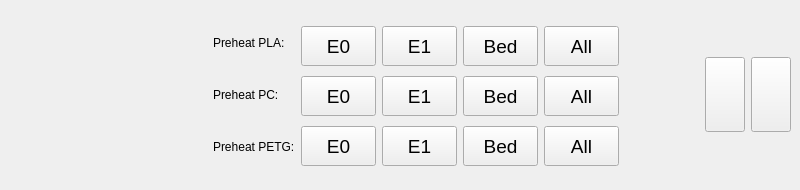
Old version of the form ClientApp/qt/notactiveprintwidget.ui in the repository re3Dprinting/touchscreen.
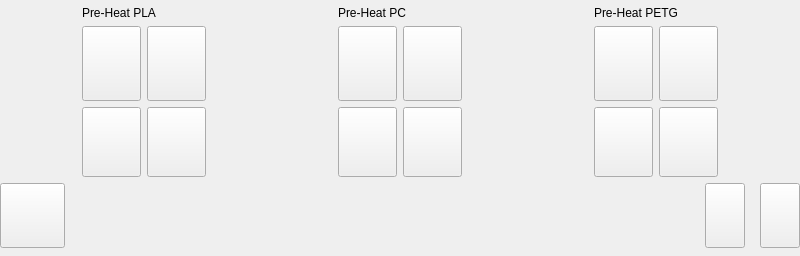
New version of the form. Icons and pictures are not drawn.

```diff
--- a/ClientApp/qt/notactiveprintwidget.ui
+++ b/ClientApp/qt/notactiveprintwidget.ui
@@ -7,7 +7,7 @@
     <x>0</x>
     <y>0</y>
     <width>800</width>
-    <height>190</height>
+    <height>256</height>
    </rect>
   </property>
   <property name="maximumSize">
@@ -19,133 +19,68 @@
   <property name="windowTitle">
    <string>TemperatureWindow</string>
   </property>
-  <layout class="QHBoxLayout" name="horizontalLayout_5">
+  <layout class="QVBoxLayout" name="verticalLayout_4">
+   <property name="spacing">
+    <number>0</number>
+   </property>
+   <property name="leftMargin">
+    <number>0</number>
+   </property>
+   <property name="topMargin">
+    <number>0</number>
+   </property>
    <property name="rightMargin">
     <number>0</number>
    </property>
-   <item>
-    <widget class="QFrame" name="frame_2">
-     <property name="frameShape">
-      <enum>QFrame::NoFrame</enum>
-     </property>
-     <property name="frameShadow">
-      <enum>QFrame::Raised</enum>
-     </property>
-     <property name="lineWidth">
+   <property name="bottomMargin">
       <number>0</number>
      </property>
-     <layout class="QHBoxLayout" name="horizontalLayout_4">
       <item>
-       <spacer name="horizontalSpacer">
-        <property name="orientation">
-         <enum>Qt::Horizontal</enum>
-        </property>
-        <property name="sizeHint" stdset="0">
-         <size>
-          <width>40</width>
-          <height>20</height>
-         </size>
-        </property>
-       </spacer>
-      </item>
-      <item>
-       <layout class="QVBoxLayout" name="verticalLayout_2">
-        <item>
-         <widget class="QLabel" name="PreheatPLA">
-          <property name="sizePolicy">
-           <sizepolicy hsizetype="Maximum" vsizetype="Preferred">
-            <horstretch>0</horstretch>
-            <verstretch>0</verstretch>
-           </sizepolicy>
-          </property>
-          <property name="text">
-           <string>Preheat PLA:</string>
-          </property>
-          <property name="alignment">
-           <set>Qt::AlignLeading|Qt::AlignLeft|Qt::AlignVCenter</set>
-          </property>
-         </widget>
-        </item>
-        <item>
-         <widget class="QLabel" name="PreheatPC">
-          <property name="sizePolicy">
-           <sizepolicy hsizetype="Maximum" vsizetype="Preferred">
-            <horstretch>0</horstretch>
-            <verstretch>0</verstretch>
-           </sizepolicy>
-          </property>
-          <property name="text">
-           <string>Preheat PC:</string>
-          </property>
-         </widget>
-        </item>
-        <item>
-         <widget class="QLabel" name="PreheatPETG">
-          <property name="sizePolicy">
-           <sizepolicy hsizetype="Maximum" vsizetype="Preferred">
-            <horstretch>0</horstretch>
-            <verstretch>0</verstretch>
-           </sizepolicy>
-          </property>
-          <property name="text">
-           <string>Preheat PETG:</string>
-          </property>
-          <property name="alignment">
-           <set>Qt::AlignLeading|Qt::AlignLeft|Qt::AlignVCenter</set>
-          </property>
-         </widget>
-        </item>
-       </layout>
-      </item>
+    <layout class="QHBoxLayout" name="horizontalLayout_2">
       <item>
        <layout class="QVBoxLayout" name="verticalLayout">
-        <item>
-         <layout class="QHBoxLayout" name="horizontalLayout">
-          <item>
-           <widget class="QPushButton" name="w_pushbutton_m0_extruder0">
-            <property name="minimumSize">
-             <size>
-              <width>70</width>
-              <height>40</height>
-             </size>
-            </property>
-            <property name="maximumSize">
-             <size>
-              <width>75</width>
-              <height>35</height>
-             </size>
-            </property>
-            <property name="font">
-             <font>
-              <pointsize>14</pointsize>
-             </font>
-            </property>
-            <property name="toolTip">
-             <string notr="true"/>
+       <property name="spacing">
+        <number>6</number>
+       </property>
+       <item>
+        <widget class="QLabel" name="PreheatPLA">
+         <property name="sizePolicy">
+          <sizepolicy hsizetype="Minimum" vsizetype="Maximum">
+           <horstretch>0</horstretch>
+           <verstretch>0</verstretch>
+          </sizepolicy>
             </property>
             <property name="text">
-             <string>E0</string>
+          <string>Pre-Heat PLA</string>
+         </property>
+         <property name="alignment">
+          <set>Qt::AlignLeading|Qt::AlignLeft|Qt::AlignVCenter</set>
             </property>
            </widget>
           </item>
           <item>
+        <layout class="QGridLayout" name="gridLayout">
+         <property name="spacing">
+          <number>6</number>
+         </property>
+         <item row="0" column="1">
            <widget class="QPushButton" name="w_pushbutton_m0_extruder1">
             <property name="sizePolicy">
-             <sizepolicy hsizetype="Fixed" vsizetype="Fixed">
+            <sizepolicy hsizetype="Maximum" vsizetype="Maximum">
               <horstretch>0</horstretch>
               <verstretch>0</verstretch>
              </sizepolicy>
             </property>
             <property name="minimumSize">
              <size>
-              <width>70</width>
-              <height>40</height>
+             <width>0</width>
+             <height>75</height>
              </size>
             </property>
             <property name="maximumSize">
              <size>
-              <width>75</width>
-              <height>35</height>
+             <width>16777215</width>
+             <height>16777215</height>
              </size>
             </property>
             <property name="font">
@@ -157,28 +92,38 @@
              <string notr="true"/>
             </property>
             <property name="text">
-             <string>E1</string>
+            <string/>
+           </property>
+           <property name="icon">
+            <iconset resource="img.qrc">
+             <normaloff>:/img/img/Extruder_2.png</normaloff>:/img/img/Extruder_2.png</iconset>
+           </property>
+           <property name="iconSize">
+            <size>
+             <width>59</width>
+             <height>59</height>
+            </size>
             </property>
            </widget>
           </item>
-          <item>
+         <item row="1" column="0">
            <widget class="QPushButton" name="w_pushbutton_m0_bed">
             <property name="sizePolicy">
-             <sizepolicy hsizetype="Fixed" vsizetype="Fixed">
+            <sizepolicy hsizetype="Maximum" vsizetype="Maximum">
               <horstretch>0</horstretch>
               <verstretch>0</verstretch>
              </sizepolicy>
             </property>
             <property name="minimumSize">
              <size>
-              <width>70</width>
-              <height>40</height>
+             <width>0</width>
+             <height>70</height>
              </size>
             </property>
             <property name="maximumSize">
              <size>
-              <width>75</width>
-              <height>35</height>
+             <width>16777215</width>
+             <height>16777215</height>
              </size>
             </property>
             <property name="font">
@@ -190,28 +135,38 @@
              <string notr="true"/>
             </property>
             <property name="text">
-             <string>Bed</string>
+            <string/>
+           </property>
+           <property name="icon">
+            <iconset resource="img.qrc">
+             <normaloff>:/img/img/Heated_Bed.png</normaloff>:/img/img/Heated_Bed.png</iconset>
+           </property>
+           <property name="iconSize">
+            <size>
+             <width>59</width>
+             <height>59</height>
+            </size>
             </property>
            </widget>
           </item>
-          <item>
+         <item row="1" column="1">
            <widget class="QPushButton" name="w_pushbutton_m0_all">
             <property name="sizePolicy">
-             <sizepolicy hsizetype="Fixed" vsizetype="Fixed">
+            <sizepolicy hsizetype="Maximum" vsizetype="Maximum">
               <horstretch>0</horstretch>
               <verstretch>0</verstretch>
              </sizepolicy>
             </property>
             <property name="minimumSize">
              <size>
-              <width>70</width>
-              <height>40</height>
+             <width>0</width>
+             <height>70</height>
              </size>
             </property>
             <property name="maximumSize">
              <size>
-              <width>75</width>
-              <height>35</height>
+             <width>16777215</width>
+             <height>16777215</height>
              </size>
             </property>
             <property name="font">
@@ -223,26 +178,124 @@
              <string notr="true"/>
             </property>
             <property name="text">
-             <string>All</string>
-            </property>
-           </widget>
-          </item>
-         </layout>
-        </item>
+            <string/>
+           </property>
+           <property name="icon">
+            <iconset resource="img.qrc">
+             <normaloff>:/img/img/Extruder_with_Bed.png</normaloff>:/img/img/Extruder_with_Bed.png</iconset>
+           </property>
+           <property name="iconSize">
+            <size>
+             <width>59</width>
+             <height>59</height>
+            </size>
+           </property>
+          </widget>
+         </item>
+         <item row="0" column="0">
+          <widget class="QPushButton" name="w_pushbutton_m0_extruder0">
+           <property name="sizePolicy">
+            <sizepolicy hsizetype="Maximum" vsizetype="Maximum">
+             <horstretch>0</horstretch>
+             <verstretch>0</verstretch>
+            </sizepolicy>
+           </property>
+           <property name="minimumSize">
+            <size>
+             <width>0</width>
+             <height>75</height>
+            </size>
+           </property>
+           <property name="maximumSize">
+            <size>
+             <width>16777215</width>
+             <height>16777215</height>
+            </size>
+           </property>
+           <property name="font">
+            <font>
+             <pointsize>14</pointsize>
+            </font>
+           </property>
+           <property name="toolTip">
+            <string notr="true"/>
+           </property>
+           <property name="text">
+            <string/>
+           </property>
+           <property name="icon">
+            <iconset resource="img.qrc">
+             <normaloff>:/img/img/Extruder_1.png</normaloff>:/img/img/Extruder_1.png</iconset>
+           </property>
+           <property name="iconSize">
+            <size>
+             <width>59</width>
+             <height>59</height>
+            </size>
+           </property>
+          </widget>
+         </item>
+        </layout>
+       </item>
+      </layout>
+     </item>
         <item>
-         <layout class="QHBoxLayout" name="horizontalLayout_2">
+      <spacer name="horizontalSpacer_2">
+       <property name="orientation">
+        <enum>Qt::Horizontal</enum>
+       </property>
+       <property name="sizeType">
+        <enum>QSizePolicy::Maximum</enum>
+       </property>
+       <property name="sizeHint" stdset="0">
+        <size>
+         <width>50</width>
+         <height>20</height>
+        </size>
+       </property>
+      </spacer>
+     </item>
           <item>
+      <layout class="QVBoxLayout" name="verticalLayout_2">
+       <property name="spacing">
+        <number>6</number>
+       </property>
+       <item>
+        <widget class="QLabel" name="PreheatPC">
+         <property name="sizePolicy">
+          <sizepolicy hsizetype="Minimum" vsizetype="Maximum">
+           <horstretch>0</horstretch>
+           <verstretch>0</verstretch>
+          </sizepolicy>
+         </property>
+         <property name="text">
+          <string>Pre-Heat PC</string>
+         </property>
+        </widget>
+       </item>
+       <item>
+        <layout class="QGridLayout" name="gridLayout_2">
+         <property name="spacing">
+          <number>6</number>
+         </property>
+         <item row="0" column="0">
            <widget class="QPushButton" name="w_pushbutton_m1_extruder0">
+           <property name="sizePolicy">
+            <sizepolicy hsizetype="Maximum" vsizetype="Maximum">
+             <horstretch>0</horstretch>
+             <verstretch>0</verstretch>
+            </sizepolicy>
+           </property>
             <property name="minimumSize">
              <size>
-              <width>70</width>
-              <height>40</height>
+             <width>0</width>
+             <height>75</height>
              </size>
             </property>
             <property name="maximumSize">
              <size>
-              <width>75</width>
-              <height>35</height>
+             <width>16777215</width>
+             <height>16777215</height>
              </size>
             </property>
             <property name="font">
@@ -254,28 +307,38 @@
              <string notr="true"/>
             </property>
             <property name="text">
-             <string>E0</string>
+            <string/>
+           </property>
+           <property name="icon">
+            <iconset resource="img.qrc">
+             <normaloff>:/img/img/Extruder_1.png</normaloff>:/img/img/Extruder_1.png</iconset>
+           </property>
+           <property name="iconSize">
+            <size>
+             <width>59</width>
+             <height>59</height>
+            </size>
             </property>
            </widget>
           </item>
-          <item>
+         <item row="0" column="1">
            <widget class="QPushButton" name="w_pushbutton_m1_extruder1">
             <property name="sizePolicy">
-             <sizepolicy hsizetype="Fixed" vsizetype="Fixed">
+            <sizepolicy hsizetype="Maximum" vsizetype="Maximum">
               <horstretch>0</horstretch>
               <verstretch>0</verstretch>
              </sizepolicy>
             </property>
             <property name="minimumSize">
              <size>
-              <width>70</width>
-              <height>40</height>
+             <width>0</width>
+             <height>75</height>
              </size>
             </property>
             <property name="maximumSize">
              <size>
-              <width>75</width>
-              <height>35</height>
+             <width>16777215</width>
+             <height>16777215</height>
              </size>
             </property>
             <property name="font">
@@ -287,28 +350,38 @@
              <string notr="true"/>
             </property>
             <property name="text">
-             <string>E1</string>
+            <string/>
+           </property>
+           <property name="icon">
+            <iconset resource="img.qrc">
+             <normaloff>:/img/img/Extruder_2.png</normaloff>:/img/img/Extruder_2.png</iconset>
+           </property>
+           <property name="iconSize">
+            <size>
+             <width>59</width>
+             <height>59</height>
+            </size>
             </property>
            </widget>
           </item>
-          <item>
+         <item row="1" column="0">
            <widget class="QPushButton" name="w_pushbutton_m1_bed">
             <property name="sizePolicy">
-             <sizepolicy hsizetype="Fixed" vsizetype="Fixed">
+            <sizepolicy hsizetype="Maximum" vsizetype="Maximum">
               <horstretch>0</horstretch>
               <verstretch>0</verstretch>
              </sizepolicy>
             </property>
             <property name="minimumSize">
              <size>
-              <width>70</width>
-              <height>40</height>
+             <width>0</width>
+             <height>70</height>
              </size>
             </property>
             <property name="maximumSize">
              <size>
-              <width>75</width>
-              <height>35</height>
+             <width>16777215</width>
+             <height>16777215</height>
              </size>
             </property>
             <property name="font">
@@ -320,28 +393,38 @@
              <string notr="true"/>
             </property>
             <property name="text">
-             <string>Bed</string>
+            <string/>
+           </property>
+           <property name="icon">
+            <iconset resource="img.qrc">
+             <normaloff>:/img/img/Heated_Bed.png</normaloff>:/img/img/Heated_Bed.png</iconset>
+           </property>
+           <property name="iconSize">
+            <size>
+             <width>59</width>
+             <height>59</height>
+            </size>
             </property>
            </widget>
           </item>
-          <item>
+         <item row="1" column="1">
            <widget class="QPushButton" name="w_pushbutton_m1_all">
             <property name="sizePolicy">
-             <sizepolicy hsizetype="Fixed" vsizetype="Fixed">
+            <sizepolicy hsizetype="Maximum" vsizetype="Maximum">
               <horstretch>0</horstretch>
               <verstretch>0</verstretch>
              </sizepolicy>
             </property>
             <property name="minimumSize">
              <size>
-              <width>70</width>
-              <height>40</height>
+             <width>0</width>
+             <height>70</height>
              </size>
             </property>
             <property name="maximumSize">
              <size>
-              <width>75</width>
-              <height>35</height>
+             <width>16777215</width>
+             <height>16777215</height>
              </size>
             </property>
             <property name="font">
@@ -353,59 +436,84 @@
              <string notr="true"/>
             </property>
             <property name="text">
-             <string>All</string>
-            </property>
+            <string/>
+           </property>
+           <property name="icon">
+            <iconset resource="img.qrc">
+             <normaloff>:/img/img/Extruder_with_Bed.png</normaloff>:/img/img/Extruder_with_Bed.png</iconset>
+           </property>
+           <property name="iconSize">
+            <size>
+             <width>59</width>
+             <height>59</height>
+            </size>
+           </property>
            </widget>
           </item>
          </layout>
         </item>
+      </layout>
+     </item>
         <item>
-         <layout class="QHBoxLayout" name="horizontalLayout_3">
-          <item>
-           <widget class="QPushButton" name="w_pushbutton_m2_extruder0">
-            <property name="minimumSize">
-             <size>
-              <width>70</width>
-              <height>40</height>
-             </size>
-            </property>
-            <property name="maximumSize">
+      <spacer name="horizontalSpacer_3">
+       <property name="orientation">
+        <enum>Qt::Horizontal</enum>
+       </property>
+       <property name="sizeType">
+        <enum>QSizePolicy::Maximum</enum>
+       </property>
+       <property name="sizeHint" stdset="0">
              <size>
-              <width>75</width>
-              <height>35</height>
-             </size>
-            </property>
-            <property name="font">
-             <font>
-              <pointsize>14</pointsize>
-             </font>
-            </property>
-            <property name="toolTip">
-             <string notr="true"/>
+         <width>50</width>
+         <height>20</height>
+        </size>
+       </property>
+      </spacer>
+     </item>
+     <item>
+      <layout class="QVBoxLayout" name="verticalLayout_3">
+       <property name="spacing">
+        <number>6</number>
+       </property>
+       <item>
+        <widget class="QLabel" name="PreheatPETG">
+         <property name="sizePolicy">
+          <sizepolicy hsizetype="Minimum" vsizetype="Maximum">
+           <horstretch>0</horstretch>
+           <verstretch>0</verstretch>
+          </sizepolicy>
             </property>
             <property name="text">
-             <string>E0</string>
-            </property>
+          <string>Pre-Heat PETG</string>
+         </property>
+         <property name="alignment">
+          <set>Qt::AlignLeading|Qt::AlignLeft|Qt::AlignVCenter</set>
+         </property>
            </widget>
           </item>
           <item>
+        <layout class="QGridLayout" name="gridLayout_3">
+         <property name="spacing">
+          <number>6</number>
+         </property>
+         <item row="0" column="1">
            <widget class="QPushButton" name="w_pushbutton_m2_extruder1">
             <property name="sizePolicy">
-             <sizepolicy hsizetype="Fixed" vsizetype="Fixed">
+            <sizepolicy hsizetype="Maximum" vsizetype="Maximum">
               <horstretch>0</horstretch>
               <verstretch>0</verstretch>
              </sizepolicy>
             </property>
             <property name="minimumSize">
              <size>
-              <width>70</width>
-              <height>40</height>
+             <width>0</width>
+             <height>75</height>
              </size>
             </property>
             <property name="maximumSize">
              <size>
-              <width>75</width>
-              <height>35</height>
+             <width>16777215</width>
+             <height>16777215</height>
              </size>
             </property>
             <property name="font">
@@ -417,28 +525,81 @@
              <string notr="true"/>
             </property>
             <property name="text">
-             <string>E1</string>
-            </property>
-           </widget>
-          </item>
-          <item>
+            <string/>
+           </property>
+           <property name="icon">
+            <iconset resource="img.qrc">
+             <normaloff>:/img/img/Extruder_2.png</normaloff>:/img/img/Extruder_2.png</iconset>
+           </property>
+           <property name="iconSize">
+            <size>
+             <width>59</width>
+             <height>59</height>
+            </size>
+           </property>
+          </widget>
+         </item>
+         <item row="0" column="0">
+          <widget class="QPushButton" name="w_pushbutton_m2_extruder0">
+           <property name="sizePolicy">
+            <sizepolicy hsizetype="Maximum" vsizetype="Maximum">
+             <horstretch>0</horstretch>
+             <verstretch>0</verstretch>
+            </sizepolicy>
+           </property>
+           <property name="minimumSize">
+            <size>
+             <width>0</width>
+             <height>75</height>
+            </size>
+           </property>
+           <property name="maximumSize">
+            <size>
+             <width>16777215</width>
+             <height>16777215</height>
+            </size>
+           </property>
+           <property name="font">
+            <font>
+             <pointsize>14</pointsize>
+            </font>
+           </property>
+           <property name="toolTip">
+            <string notr="true"/>
+           </property>
+           <property name="text">
+            <string/>
+           </property>
+           <property name="icon">
+            <iconset resource="img.qrc">
+             <normaloff>:/img/img/Extruder_1.png</normaloff>:/img/img/Extruder_1.png</iconset>
+           </property>
+           <property name="iconSize">
+            <size>
+             <width>59</width>
+             <height>59</height>
+            </size>
+           </property>
+          </widget>
+         </item>
+         <item row="1" column="0">
            <widget class="QPushButton" name="w_pushbutton_m2_bed">
             <property name="sizePolicy">
-             <sizepolicy hsizetype="Fixed" vsizetype="Fixed">
+            <sizepolicy hsizetype="Maximum" vsizetype="Maximum">
               <horstretch>0</horstretch>
               <verstretch>0</verstretch>
              </sizepolicy>
             </property>
             <property name="minimumSize">
              <size>
-              <width>70</width>
-              <height>40</height>
+             <width>0</width>
+             <height>70</height>
              </size>
             </property>
             <property name="maximumSize">
              <size>
-              <width>75</width>
-              <height>35</height>
+             <width>16777215</width>
+             <height>16777215</height>
              </size>
             </property>
             <property name="font">
@@ -450,28 +611,38 @@
              <string notr="true"/>
             </property>
             <property name="text">
-             <string>Bed</string>
+            <string/>
+           </property>
+           <property name="icon">
+            <iconset resource="img.qrc">
+             <normaloff>:/img/img/Heated_Bed.png</normaloff>:/img/img/Heated_Bed.png</iconset>
+           </property>
+           <property name="iconSize">
+            <size>
+             <width>59</width>
+             <height>59</height>
+            </size>
             </property>
            </widget>
           </item>
-          <item>
+         <item row="1" column="1">
            <widget class="QPushButton" name="w_pushbutton_m2_all">
             <property name="sizePolicy">
-             <sizepolicy hsizetype="Fixed" vsizetype="Fixed">
+            <sizepolicy hsizetype="Maximum" vsizetype="Maximum">
               <horstretch>0</horstretch>
               <verstretch>0</verstretch>
              </sizepolicy>
             </property>
             <property name="minimumSize">
              <size>
-              <width>70</width>
-              <height>40</height>
+             <width>0</width>
+             <height>70</height>
              </size>
             </property>
             <property name="maximumSize">
              <size>
-              <width>75</width>
-              <height>35</height>
+             <width>16777215</width>
+             <height>16777215</height>
              </size>
             </property>
             <property name="font">
@@ -483,26 +654,81 @@
              <string notr="true"/>
             </property>
             <property name="text">
-             <string>All</string>
-            </property>
+            <string/>
+           </property>
+           <property name="icon">
+            <iconset resource="img.qrc">
+             <normaloff>:/img/img/Extruder_with_Bed.png</normaloff>:/img/img/Extruder_with_Bed.png</iconset>
+           </property>
+           <property name="iconSize">
+            <size>
+             <width>59</width>
+             <height>59</height>
+            </size>
+           </property>
            </widget>
           </item>
          </layout>
         </item>
        </layout>
       </item>
+    </layout>
+   </item>
       <item>
-       <spacer name="horizontalSpacer_2">
+    <layout class="QHBoxLayout" name="horizontalLayout">
+     <property name="spacing">
+      <number>15</number>
+     </property>
+     <item>
+      <widget class="QPushButton" name="Back">
+       <property name="sizePolicy">
+        <sizepolicy hsizetype="Maximum" vsizetype="Maximum">
+         <horstretch>0</horstretch>
+         <verstretch>0</verstretch>
+        </sizepolicy>
+       </property>
+       <property name="minimumSize">
+        <size>
+         <width>65</width>
+         <height>65</height>
+        </size>
+       </property>
+       <property name="maximumSize">
+        <size>
+         <width>16777215</width>
+         <height>16777215</height>
+        </size>
+       </property>
+       <property name="focusPolicy">
+        <enum>Qt::NoFocus</enum>
+       </property>
+       <property name="text">
+        <string/>
+       </property>
+       <property name="icon">
+        <iconset resource="img.qrc">
+         <normaloff>:/img/img/Small_arrow.png</normaloff>:/img/img/Small_arrow.png</iconset>
+       </property>
+       <property name="iconSize">
+        <size>
+         <width>65</width>
+         <height>65</height>
+        </size>
+       </property>
+      </widget>
+     </item>
+     <item>
+      <spacer name="horizontalSpacer">
         <property name="orientation">
          <enum>Qt::Horizontal</enum>
         </property>
         <property name="sizeType">
-         <enum>QSizePolicy::Preferred</enum>
+        <enum>QSizePolicy::MinimumExpanding</enum>
         </property>
         <property name="sizeHint" stdset="0">
          <size>
-          <width>80</width>
-          <height>20</height>
+         <width>40</width>
+         <height>0</height>
          </size>
         </property>
        </spacer>
@@ -511,8 +737,8 @@
        <widget class="QPushButton" name="w_pushbutton_fan">
         <property name="maximumSize">
          <size>
-          <width>75</width>
-          <height>75</height>
+         <width>65</width>
+         <height>65</height>
          </size>
         </property>
         <property name="text">
@@ -534,8 +760,8 @@
        <widget class="QPushButton" name="w_pushbutton_cooldown">
         <property name="maximumSize">
          <size>
-          <width>75</width>
-          <height>75</height>
+         <width>65</width>
+         <height>65</height>
          </size>
         </property>
         <property name="text">
@@ -554,7 +780,6 @@
        </widget>
       </item>
      </layout>
-    </widget>
    </item>
   </layout>
  </widget>
```
Left out of the diff: 8 changed lines with no effect on the pictures. Lines whose indentation alone changed are shown as unchanged.
